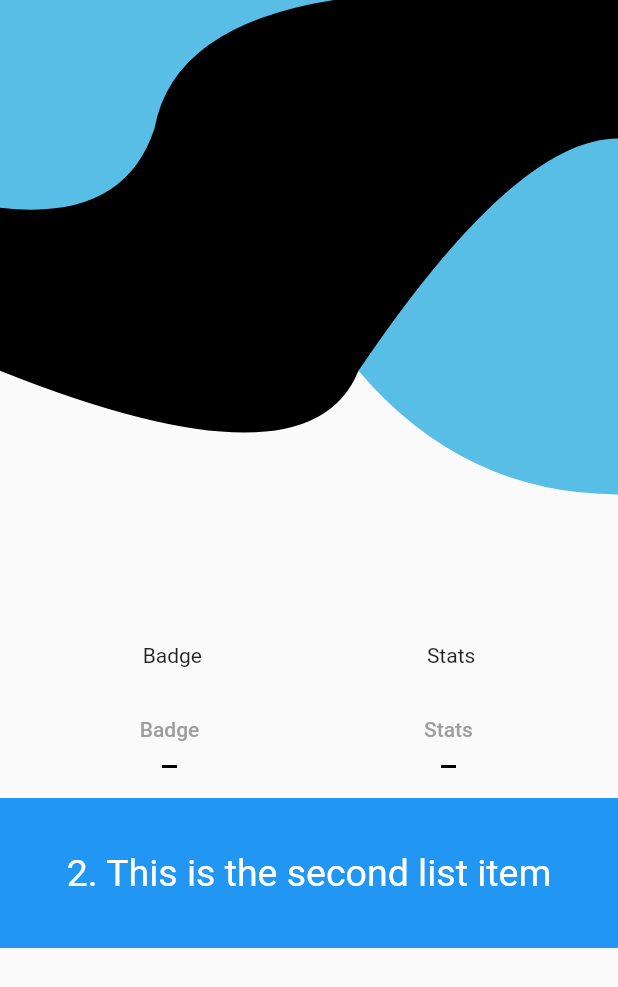
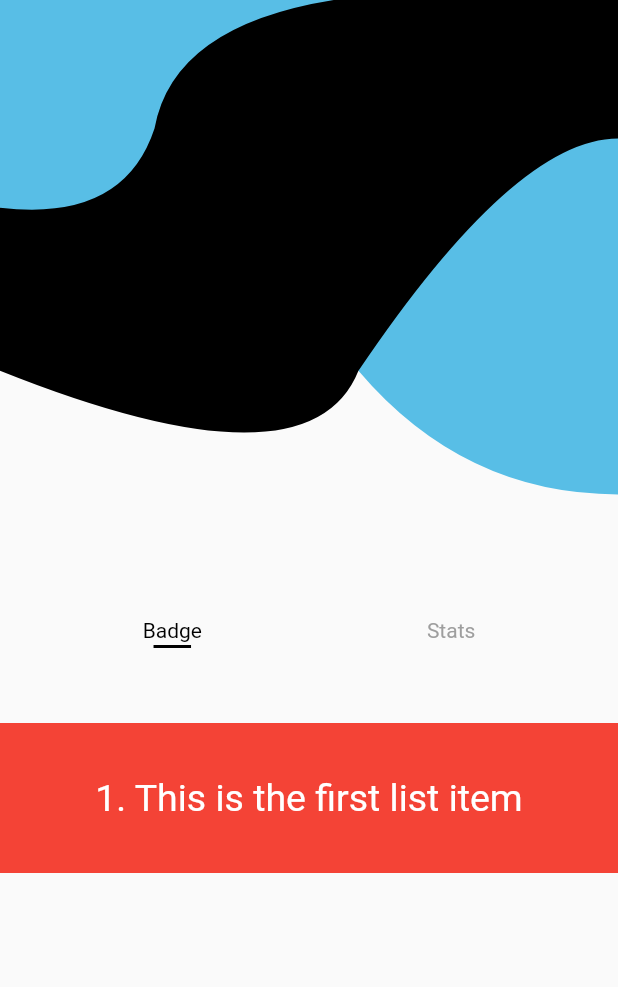
Before and after one commit to victoradepoju/Flutter-Custom-Painter, a Flutter app: the screen it shows after launch, after a tap on "Stats", on a phone screen of 412 x 824 dp. Shown: the top 987 px of the screen. Run offline on Flutter 3.47's test engine with Material 2 defaults, Android fonts, the phone set to English and light mode, and no system bars.

Commit message:
made header color change in response to clicks

```diff
--- a/lib/main.dart
+++ b/lib/main.dart
@@ -37,6 +37,7 @@
 }
 
 class _MyHomePageState extends State<MyHomePage> {
+  int isSelect = 0;
   final controller = ScrollController();
 
   @override
@@ -76,6 +77,9 @@
                         return Center(
                           child: GestureDetector(
                             onTap: () {
+                              setState(() {
+                                isSelect = index;
+                              });
                               if (index == 0) {
                                 controller.animateTo(
                                   controller.position.minScrollExtent,
@@ -90,67 +94,30 @@
                                 );
                               }
                             },
-                            child: Text(textHeader[index]),
+                            child: Column(
+                              children: [
+                                Text(
+                                  textHeader[index],
+                                  style: TextStyle(
+                                    color: isSelect == index
+                                        ? Colors.black
+                                        : Colors.grey,
+                                  ),
+                                ),
+                                const SizedBox(height: 2),
+                                Container(
+                                  height: 2,
+                                  width: 25,
+                                  color: isSelect == index
+                                      ? Colors.black
+                                      : Colors.transparent,
+                                ),
+                              ],
+                            ),
                           ),
                         );
                       }),
                 ),
-              ),
-            ),
-            Padding(
-              padding: const EdgeInsets.symmetric(horizontal: 20),
-              child: Row(
-                mainAxisAlignment: MainAxisAlignment.spaceAround,
-                children: [
-                  SizedBox(
-                    child: Column(
-                      mainAxisSize: MainAxisSize.min,
-                      children: [
-                        TextButton(
-                          child: const Text(
-                            'Badge',
-                            style: TextStyle(
-                              color: Colors.grey,
-                            ),
-                          ),
-                          onPressed: () => controller.animateTo(
-                            controller.position.minScrollExtent,
-                            duration: const Duration(seconds: 1),
-                            curve: Curves.fastOutSlowIn,
-                          ),
-                        ),
-                        Container(
-                          height: 2,
-                          width: 10,
-                          color: Colors.black,
-                        ),
-                      ],
-                    ),
-                  ),
-                  SizedBox(
-                    child: Column(
-                      children: [
-                        TextButton(
-                          child: const Text(
-                            'Stats',
-                            style: TextStyle(
-                              color: Colors.grey,
-                            ),
-                          ),
-                          onPressed: () => controller.animateTo(
-                              controller.position.maxScrollExtent,
-                              duration: const Duration(seconds: 1),
-                              curve: Curves.fastOutSlowIn),
-                        ),
-                        Container(
-                          height: 2,
-                          width: 10,
-                          color: Colors.black,
-                        )
-                      ],
-                    ),
-                  ),
-                ],
               ),
             ),
             const SizedBox(height: 20),
```
